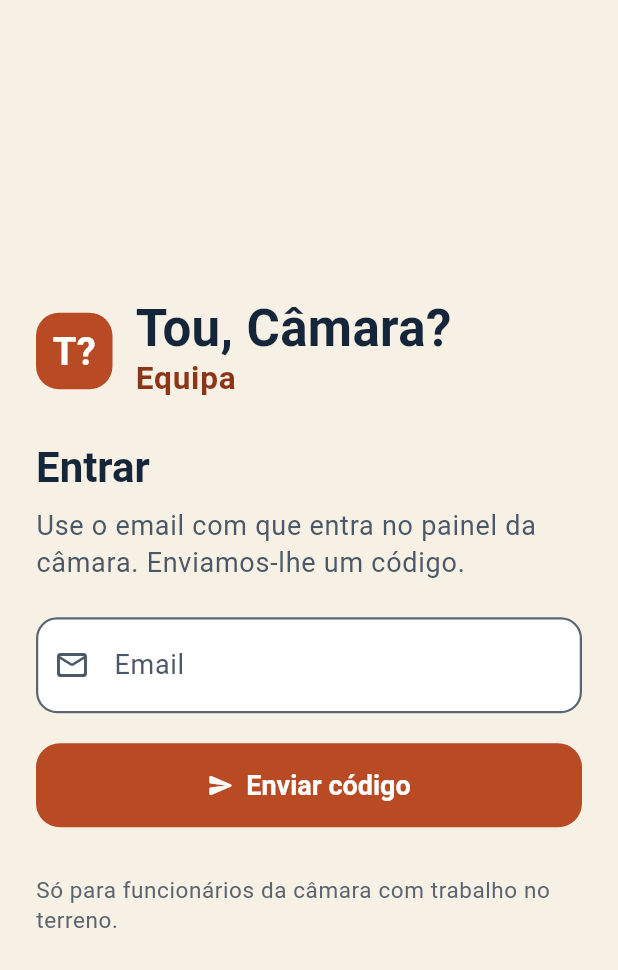
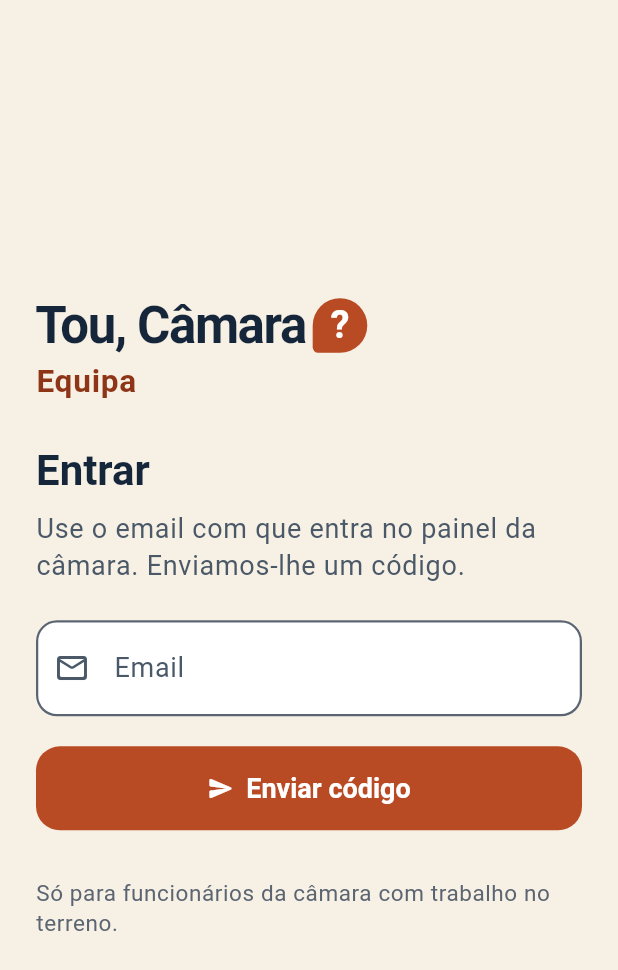
Before and after one commit to guilhermepferreira0429/pub-toucamara, a Flutter app: the screen it shows after launch, on a phone screen of 412 x 824 dp. Shown: the top 970 px of the screen. Run offline on Flutter 3.47's test engine with Material 3 defaults, Android fonts, the phone set to English and light mode, and no system bars; our stand-ins replace firebase_core, firebase_messaging, flutter_map, flutter_secure_storage, geolocator, image_picker and 6 more; missing offline and left inert: dart:js_interop, mapbox_maps_flutter; accounts and stored records are empty.

Commit message:
Ícones e nomes: o balão com "?" na web, nas apps e no pitch
Web: favicon (16/32/48), icon.svg, apple-icon, manifest e imagem de
partilha 1200×630 com metadataBase em toucamara.descortina.pt; o título
de /avaliacao deixa de repetir a marca.

Apps: ícone adaptativo (creme no munícipe, azul-escuro na equipa), com
monocromático para os ícones temáticos e ecrã de arranque em creme. Nomes
"Tou, Câmara?" e, no ecrã inicial da equipa, "Equipa Câmara". iOS deixa
de se chamar "Mobile" e de usar o ícone do Flutter. A Marca da app passa
a ser a da web ("Tou, Câmara" com o "?" no balão).

Pitch: favicon com o "?" da letra da marca; o visor do telefone fixo
deixa de mostrar um número que não existe.

Documentos: EXPLICADOR e página inicial com o Bedrock como passo futuro,
78 testes de ponta a ponta, link da avaliação e acesso do júri; README da
web reescrito; README da app com o domínio certo. Nova revisão de todos
os documentos em docs/REVISAO_DOCUMENTOS.md.

Co-Authored-By: Claude Opus 5.5 <noreply@anthropic.com>
Claude-Session: https://claude.ai/code/session_012dVPWbfpFHvPEbmeAdcuUQ

```diff
--- a/code/mobile/lib/comum/componentes/marca.dart
+++ b/code/mobile/lib/comum/componentes/marca.dart
@@ -2,7 +2,8 @@ import 'package:flutter/material.dart';
 
 import '../tema.dart';
 
-/// "Tou, Câmara?" com o sufixo da app ("Equipa").
+/// O logótipo, como na web: "Tou, Câmara" com o "?" num balão de fala.
+/// Com `sufixo`, o nome da app ("Equipa").
 class Marca extends StatelessWidget {
   const Marca({super.key, this.sufixo, this.grande = false});
   final String? sufixo;
@@ -11,44 +12,42 @@ class Marca extends StatelessWidget {
   @override
   Widget build(BuildContext context) {
     final t = grande ? 34.0 : 22.0;
-    return Row(
+    final nome = Row(
       mainAxisSize: MainAxisSize.min,
       children: [
-        Container(
-          width: t * 1.5,
-          height: t * 1.5,
-          decoration: BoxDecoration(
-            color: Cores.terracota,
-            borderRadius: BorderRadius.circular(t * 0.45),
-          ),
-          alignment: Alignment.center,
+        Flexible(
           child: Text(
-            'T?',
+            'Tou, Câmara',
+            overflow: TextOverflow.ellipsis,
             style: TextStyle(
-              color: Colors.white,
+              fontSize: t,
               fontWeight: FontWeight.w700,
-              fontSize: t * 0.75,
+              color: Cores.tinta,
+              height: 1.1,
+              letterSpacing: t * -0.028,
             ),
           ),
         ),
-        SizedBox(width: t * 0.45),
-        Flexible(
-          child: grande && sufixo != null
+        SizedBox(width: t * 0.12),
+        Balao(lado: t * 1.07),
+      ],
+    );
+    final sufixo = this.sufixo;
+    return Semantics(
+      label: sufixo == null ? 'Tou, Câmara?' : 'Tou, Câmara? $sufixo',
+      excludeSemantics: true,
+      child: sufixo == null
+          ? nome
+          : grande
               // Grande (ecrã de entrar): o nome da app por baixo.
               ? Column(
+                  mainAxisSize: MainAxisSize.min,
                   crossAxisAlignment: CrossAxisAlignment.start,
                   children: [
+                    nome,
+                    SizedBox(height: t * 0.12),
                     Text(
-                      'Tou, Câmara?',
-                      style: TextStyle(
-                        fontSize: t,
-                        fontWeight: FontWeight.w700,
-                        color: Cores.tinta,
-                        height: 1.1,
-                      ),
-                    ),
-                    Text(
-                      sufixo!,
+                      sufixo,
                       style: TextStyle(
                         fontSize: t * 0.62,
                         fontWeight: FontWeight.w700,
@@ -58,31 +57,55 @@ class Marca extends StatelessWidget {
                     ),
                   ],
                 )
-              : Text.rich(
-                  TextSpan(
-                    children: [
-                      TextSpan(
-                        text: 'Tou, Câmara?',
-                        style: TextStyle(
-                          fontSize: t,
-                          fontWeight: FontWeight.w700,
-                          color: Cores.tinta,
-                        ),
+              : Row(
+                  mainAxisSize: MainAxisSize.min,
+                  children: [
+                    Flexible(child: nome),
+                    Text(
+                      ' · $sufixo',
+                      style: TextStyle(
+                        fontSize: t,
+                        fontWeight: FontWeight.w600,
+                        color: Cores.terracotaEscuro,
                       ),
-                      if (sufixo != null)
-                        TextSpan(
-                          text: ' · $sufixo',
-                          style: TextStyle(
-                            fontSize: t,
-                            fontWeight: FontWeight.w600,
-                            color: Cores.terracotaEscuro,
-                          ),
-                        ),
-                    ],
-                  ),
+                    ),
+                  ],
                 ),
-        ),
-      ],
     );
   }
 }
+
+/// O balão terracota com o "?": redondo em três cantos, bico em baixo à
+/// esquerda. É também o ícone da app e o favicon da web.
+class Balao extends StatelessWidget {
+  const Balao({super.key, required this.lado});
+  final double lado;
+
+  @override
+  Widget build(BuildContext context) {
+    final r = Radius.circular(lado / 2);
+    return Container(
+      width: lado,
+      height: lado,
+      decoration: BoxDecoration(
+        color: Cores.terracota,
+        borderRadius: BorderRadius.only(
+          topLeft: r,
+          topRight: r,
+          bottomRight: r,
+          bottomLeft: Radius.circular(lado * 0.1),
+        ),
+      ),
+      alignment: Alignment.center,
+      child: Text(
+        '?',
+        style: TextStyle(
+          color: Colors.white,
+          fontWeight: FontWeight.w700,
+          fontSize: lado * 0.7,
+          height: 1,
+        ),
+      ),
+    );
+  }
+}
--- a/code/mobile/lib/comum/config.dart
+++ b/code/mobile/lib/comum/config.dart
@@ -3,7 +3,7 @@ import 'package:flutter/foundation.dart';
 /// Valores de arranque vindos de `--dart-define` (ver README).
 ///
 /// `API_URL` é o endereço da API central sem o `/v1` (ex.:
-/// `https://api.toucamara.pt`). Pode mudar-se depois no ecrã escondido de
+/// `https://api.toucamara.descortina.pt`). Pode mudar-se depois no ecrã escondido de
 /// definições ("Servidor").
 class ConfigApp {
   const ConfigApp._();
--- a/code/mobile/lib/municipe/app_municipe.dart
+++ b/code/mobile/lib/municipe/app_municipe.dart
@@ -118,7 +118,7 @@ class _AppMunicipeState extends State<AppMunicipe> with WidgetsBindingObserver {
         builder: (context, _) => MaterialApp(
           navigatorKey: s.navegacao.chave,
           scaffoldMessengerKey: _mensageiro,
-          title: 'Tou, Câmara',
+          title: 'Tou, Câmara?',
           debugShowCheckedModeBanner: false,
           theme: temaToucamara(),
           locale: const Locale('pt', 'PT'),
```
Also changed, not shown: 73 other files.
